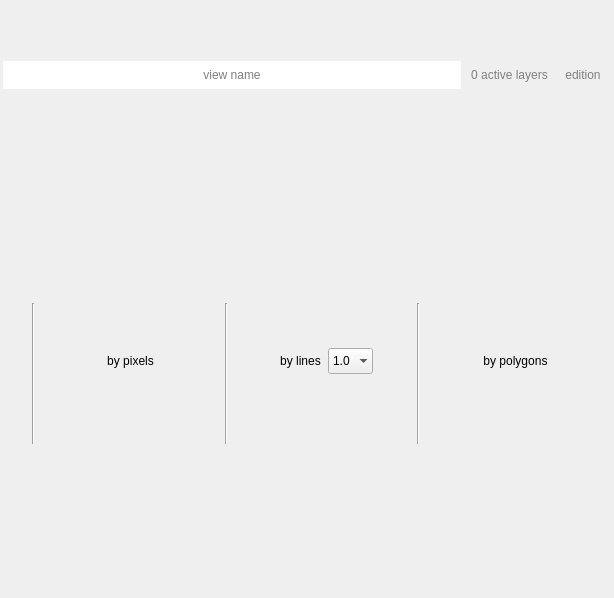
Qt form ui/view_widget.ui (SMByC/ThRasE) before a commit.
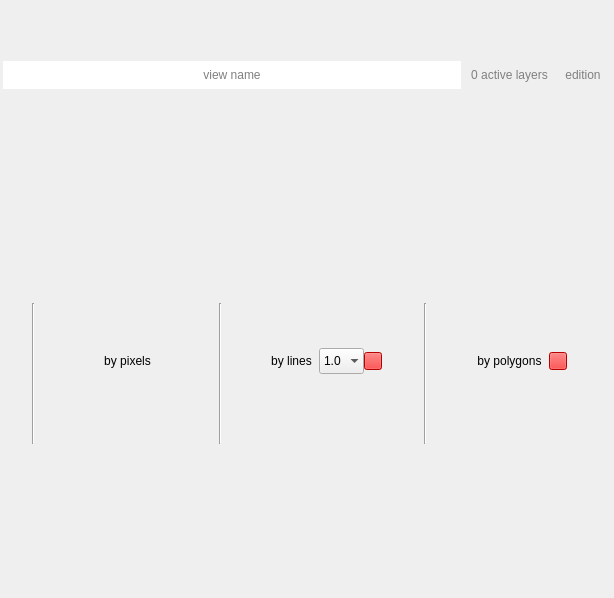
The same form after that commit. Icons and pictures are not drawn. Custom widgets are drawn as their Qt base class.

Commit message: Implement the option to changing the color for the map tools lines and polygons

Patch:
```diff
--- a/ui/view_widget.ui
+++ b/ui/view_widget.ui
@@ -572,6 +572,32 @@
               </item>
              </widget>
             </item>
+            <item>
+             <widget class="QToolButton" name="LinesColor">
+              <property name="maximumSize">
+               <size>
+                <width>18</width>
+                <height>18</height>
+               </size>
+              </property>
+              <property name="cursor">
+               <cursorShape>PointingHandCursor</cursorShape>
+              </property>
+              <property name="toolTip">
+               <string>Select the color for the lines</string>
+              </property>
+              <property name="styleSheet">
+               <string notr="true">
+QToolButton
+{
+   background-color:red;
+}</string>
+              </property>
+              <property name="text">
+               <string/>
+              </property>
+             </widget>
+            </item>
             <item>
              <spacer name="horizontalSpacer_6">
               <property name="orientation">
@@ -816,6 +842,32 @@
               </property>
              </widget>
             </item>
+            <item>
+             <widget class="QToolButton" name="PolygonsColor">
+              <property name="maximumSize">
+               <size>
+                <width>18</width>
+                <height>18</height>
+               </size>
+              </property>
+              <property name="cursor">
+               <cursorShape>PointingHandCursor</cursorShape>
+              </property>
+              <property name="toolTip">
+               <string>Select the color for the polygons</string>
+              </property>
+              <property name="styleSheet">
+               <string notr="true">
+QToolButton
+{
+   background-color:red;
+}</string>
+              </property>
+              <property name="text">
+               <string/>
+              </property>
+             </widget>
+            </item>
             <item>
              <spacer name="horizontalSpacer_10">
               <property name="orientation">
```
The commit also changes 1 other file.
